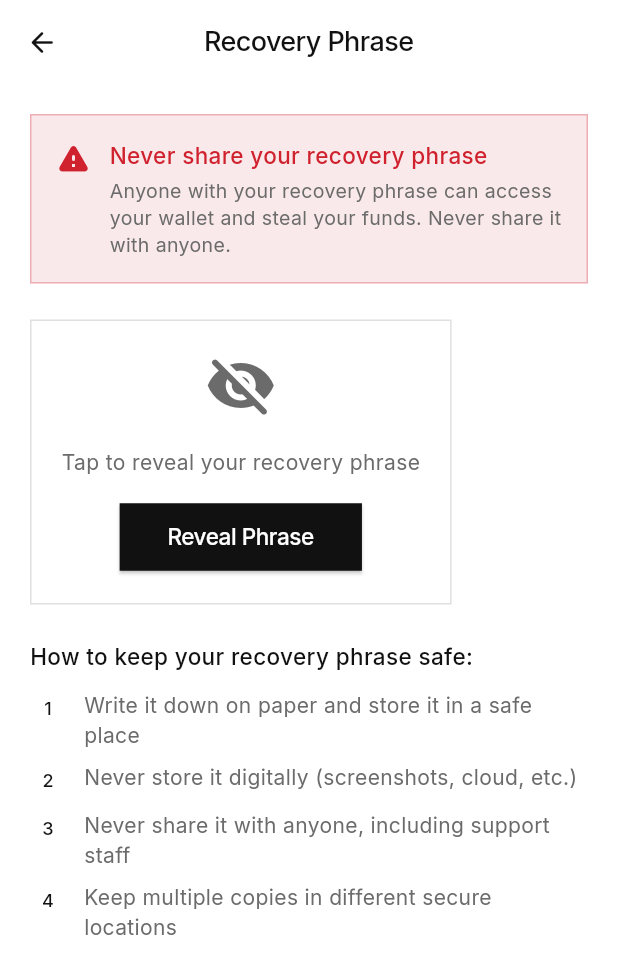
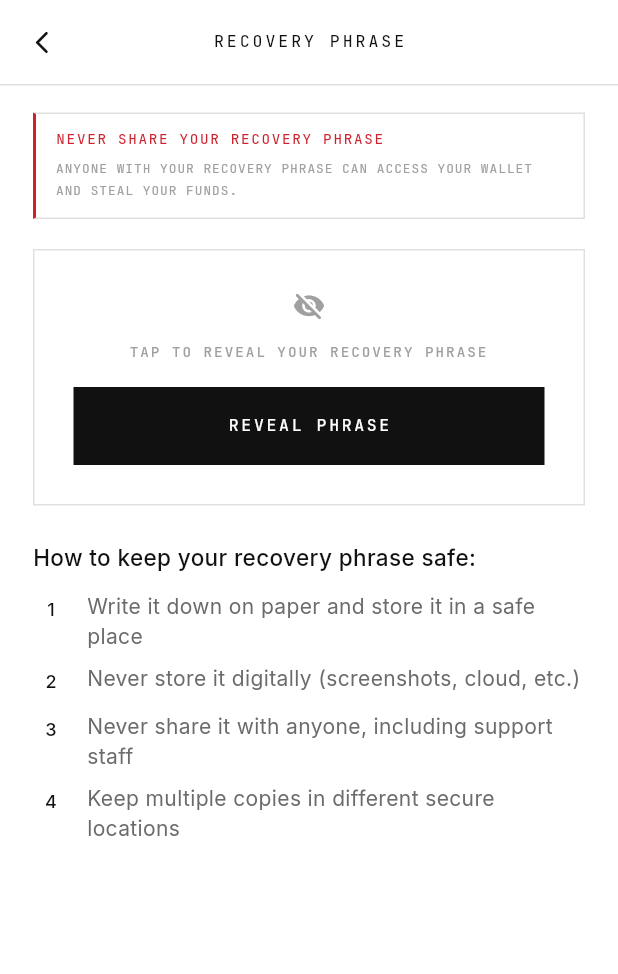
Before and after one commit to uzorgame/CryptoWalletKora, a Flutter app: the ShowSeedPhraseScreen screen opened directly with empty values, on a phone screen of 412 x 824 dp. Shown: the top 974 px of the screen. Run offline on Flutter 3.47's test engine with Material 3 defaults, Android fonts, the phone set to English and light mode, and no system bars; our stand-ins replace cached_network_image, dio, fl_chart, flutter_riverpod, flutter_secure_storage, freezed_annotation and 5 more; missing offline and left inert: bip32, bip39, encrypt, local_auth_android, local_auth_darwin, mobile_scanner and 4 more; accounts and stored records are empty; network calls fail.

Commit message:
Mobile redesign, part thirteen: phrases, selectors, empty states
The recovery phrase screen gets the create flow's word grid — cells
divided by one-pixel gaps, numbers in mono — with the alarm as the
red-edged bar and Reveal and Copy on the shared buttons. The currency
and auto-lock selectors drop their boxed ListTiles for hairline rows
where the selection is a mono tick and a shade of ink, not a coloured
frame. The empty asset list loses its pictogram for words.

```diff
--- a/KORA Mobile/lib/features/settings/show_seed_phrase_screen.dart
+++ b/KORA Mobile/lib/features/settings/show_seed_phrase_screen.dart
@@ -3,6 +3,9 @@ import 'package:flutter/services.dart';
 import 'package:flutter_riverpod/flutter_riverpod.dart';
 import 'package:kora/core/services/theme_notifier.dart';
 import 'package:kora/core/theme/app_theme.dart';
+import 'package:kora/core/theme/kora_design.dart';
+import 'package:kora/core/widgets/kora_app_bar.dart';
+import 'package:kora/core/widgets/kora_button.dart';
 
 class ShowSeedPhraseScreen extends ConsumerStatefulWidget {
   const ShowSeedPhraseScreen({super.key, required this.seedPhrase});
@@ -22,66 +25,45 @@ class _ShowSeedPhraseScreenState extends ConsumerState<ShowSeedPhraseScreen> wit
 
     return Scaffold(
       backgroundColor: AppColors.background,
-      appBar: AppBar(
-        backgroundColor: AppColors.background,
-        elevation: 0,
-        leading: IconButton(
-          icon: Icon(Icons.arrow_back_rounded, color: AppColors.textPrimary),
-          onPressed: () => Navigator.of(context).pop(),
-        ),
-        title: Text('Recovery Phrase',
-            style: TextStyle(color: AppColors.textPrimary, fontSize: 18, fontWeight: FontWeight.w600)),
-      ),
+      appBar: koraAppBar(context, 'Recovery Phrase',
+          onBack: () => Navigator.of(context).pop()),
       body: SingleChildScrollView(
-        padding: const EdgeInsets.all(20),
+        padding: const EdgeInsets.fromLTRB(22, 18, 22, 22),
         child: Column(
           crossAxisAlignment: CrossAxisAlignment.start,
           children: [
             // Warning banner
             Container(
-              padding: const EdgeInsets.all(16),
+              width: double.infinity,
+              padding: const EdgeInsets.fromLTRB(13, 11, 13, 11),
               decoration: BoxDecoration(
-                color: AppColors.negative.withValues(alpha: 0.1),
-                borderRadius: BorderRadius.zero,
-                border: Border.all(color: AppColors.negative.withValues(alpha: 0.3), width: 1),
+                border: Border(
+                  left: BorderSide(color: AppColors.negative, width: 2),
+                  top: kHairlineSide(), right: kHairlineSide(), bottom: kHairlineSide(),
                 ),
-              child: Row(
-                crossAxisAlignment: CrossAxisAlignment.start,
-                children: [
-                  Icon(Icons.warning_rounded, color: AppColors.negative, size: 24),
-                  const SizedBox(width: 12),
-                  Expanded(
+              ),
               child: Column(
                 crossAxisAlignment: CrossAxisAlignment.start,
                 children: [
-                        Text('Never share your recovery phrase',
-                            style: TextStyle(
-                                color: AppColors.negative,
-                                fontSize: 15,
-                                fontWeight: FontWeight.w600)),
-                        const SizedBox(height: 4),
+                  Text('NEVER SHARE YOUR RECOVERY PHRASE',
+                      style: kLabel(AppColors.negative, size: 9.5, tracking: 0.12)),
+                  const SizedBox(height: 6),
                   Text(
-                          'Anyone with your recovery phrase can access your wallet and steal your funds. Never share it with anyone.',
-                          style: TextStyle(
-                              color: AppColors.textSecondary,
-                              fontSize: 13,
-                              height: 1.4),
+                    'ANYONE WITH YOUR RECOVERY PHRASE CAN ACCESS YOUR WALLET AND STEAL YOUR FUNDS.',
+                    style: kLabel(AppColors.textTertiary, size: 8.5, tracking: 0.08,
+                            weight: FontWeight.w400)
+                        .copyWith(height: 1.8),
                   ),
                 ],
               ),
             ),
-                ],
-              ),
-            ),
-            const SizedBox(height: 24),
+            const SizedBox(height: 20),
 
             // Seed phrase display
             Container(
-              padding: const EdgeInsets.all(20),
+              padding: EdgeInsets.all(_isRevealed ? 0 : 26),
               decoration: BoxDecoration(
-                color: AppColors.card,
-                borderRadius: BorderRadius.zero,
-                border: Border.all(color: AppColors.border, width: 1),
+                border: _isRevealed ? null : kHairline(),
               ),
               child: Column(
                 children: [
@@ -89,69 +71,53 @@ class _ShowSeedPhraseScreenState extends ConsumerState<ShowSeedPhraseScreen> wit
                     Column(
                       children: [
                         Icon(Icons.visibility_off_rounded,
-                            color: AppColors.textSecondary, size: 48),
-                        const SizedBox(height: 16),
-                        Text('Tap to reveal your recovery phrase',
-                            style: TextStyle(
-                                color: AppColors.textSecondary, fontSize: 14)),
-                        const SizedBox(height: 16),
-                        ElevatedButton(
-                          onPressed: () => setState(() => _isRevealed = true),
-                          style: ElevatedButton.styleFrom(
-                            backgroundColor: AppColors.textPrimary,
-                            foregroundColor: AppColors.background,
-                            padding: const EdgeInsets.symmetric(
-                                horizontal: 32, vertical: 12),
-                            shape: RoundedRectangleBorder(
-                                borderRadius: BorderRadius.zero),
-                          ),
-                          child: Text('Reveal Phrase',
-                              style: TextStyle(
-                                  fontSize: 15, fontWeight: FontWeight.w600)),
+                            color: AppColors.textTertiary, size: 22),
+                        const SizedBox(height: 14),
+                        Text('TAP TO REVEAL YOUR RECOVERY PHRASE',
+                            textAlign: TextAlign.center,
+                            style: kLabel(AppColors.textTertiary, size: 9.5,
+                                tracking: 0.14)),
+                        const SizedBox(height: 18),
+                        KoraCta(
+                          label: 'Reveal Phrase',
+                          onTap: () => setState(() => _isRevealed = true),
                         ),
                       ],
                     )
                   else
-                    GridView.builder(
+                    Container(
+                      decoration:
+                          BoxDecoration(color: AppColors.border, border: kHairline()),
+                      child: GridView.builder(
                       shrinkWrap: true,
                       physics: const NeverScrollableScrollPhysics(),
                       gridDelegate: const SliverGridDelegateWithFixedCrossAxisCount(
                         crossAxisCount: 3,
-                        childAspectRatio: 2.5,
-                        crossAxisSpacing: 8,
-                        mainAxisSpacing: 8,
+                        childAspectRatio: 2.9,
+                        crossAxisSpacing: 1,
+                        mainAxisSpacing: 1,
                       ),
                       itemCount: words.length,
                       itemBuilder: (context, index) {
                         return Container(
-                          padding: const EdgeInsets.symmetric(
-                              horizontal: 8, vertical: 10),
-                          decoration: BoxDecoration(
-                            color: AppColors.surface,
-                            borderRadius: BorderRadius.zero,
-                            border: Border.all(
-                                color: AppColors.border, width: 1),
-                          ),
+                          color: AppColors.background,
+                          padding: const EdgeInsets.symmetric(horizontal: 9),
                           child: Row(
                             children: [
-                              Text('${index + 1}.',
-                                  style: TextStyle(
-                                      color: AppColors.textTertiary,
-                                      fontSize: 11,
-                                      fontWeight: FontWeight.w500)),
-                              const SizedBox(width: 4),
+                              Text((index + 1).toString().padLeft(2, '0'),
+                                  style: kMonoText(AppColors.textTertiary, size: 8.5)),
+                              const SizedBox(width: 7),
                               Expanded(
                                 child: Text(words[index],
-                                    style: TextStyle(
-                                        color: AppColors.textPrimary,
-                                        fontSize: 13,
-                                        fontWeight: FontWeight.w500),
+                                    style: kMonoText(AppColors.textPrimary, size: 10.5,
+                                        weight: FontWeight.w500),
                                     overflow: TextOverflow.ellipsis),
                               ),
                             ],
                           ),
                         );
                       },
+                    ),
                     ),
                 ],
               ),
@@ -160,10 +126,9 @@ class _ShowSeedPhraseScreenState extends ConsumerState<ShowSeedPhraseScreen> wit
             if (_isRevealed) ...[
               const SizedBox(height: 20),
               // Copy button
-              SizedBox(
-                width: double.infinity,
-                child: ElevatedButton.icon(
-                  onPressed: () {
+              KoraGhost(
+                label: 'Copy to Clipboard',
+                onTap: () {
                   Clipboard.setData(ClipboardData(text: widget.seedPhrase));
                   ScaffoldMessenger.of(context).showSnackBar(
                     SnackBar(
@@ -172,19 +137,6 @@ class _ShowSeedPhraseScreenState extends ConsumerState<ShowSeedPhraseScreen> wit
                     ),
                   );
                 },
-                  icon: Icon(Icons.copy_rounded, size: 18),
-                  label: Text('Copy to Clipboard',
-                      style: TextStyle(fontSize: 15, fontWeight: FontWeight.w600)),
-                  style: ElevatedButton.styleFrom(
-                    backgroundColor: AppColors.card,
-                    foregroundColor: AppColors.textPrimary,
-                    padding: const EdgeInsets.symmetric(vertical: 14),
-                    shape: RoundedRectangleBorder(
-                      borderRadius: BorderRadius.zero,
-                      side: BorderSide(color: AppColors.border, width: 1),
-                    ),
-                  ),
-                ),
               ),
             ],
 
```
Also changed, not shown: KORA Mobile/lib/features/home/wallet_tab/empty_assets.dart (+18 -13 lines), KORA Mobile/lib/features/settings/auto_lock_selector_screen.dart (+35 -38 lines), KORA Mobile/lib/features/settings/currency_selector_screen.dart (+29 -37 lines). Lines whose indentation alone changed are shown as unchanged.
